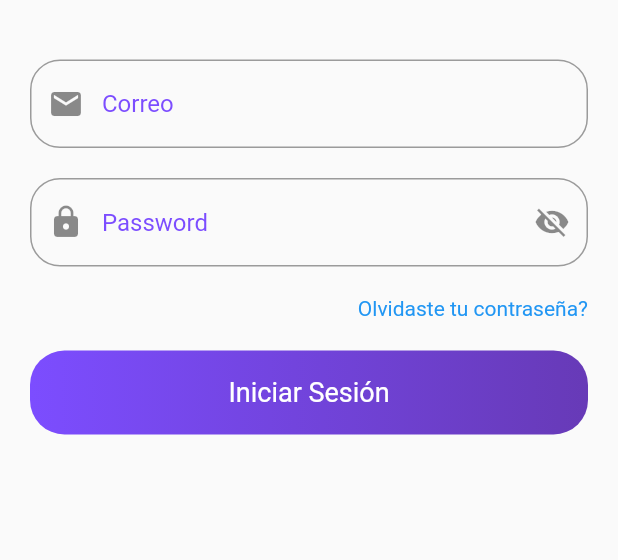
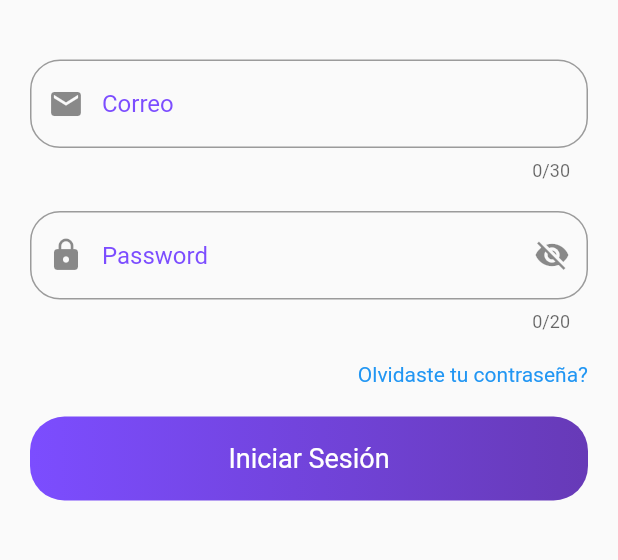
Before and after one commit to SanvicenteCesar/cdmapp, a Flutter app: the screen it shows after launch, on a phone screen of 412 x 824 dp, the part 344-904 px from its top. Run offline on Flutter 3.47's test engine with Material 2 defaults, Android fonts, the phone set to English and light mode, and no system bars; Roboto replaces fonts that are missing (Pacifico).

Commit message:
login listo

```diff
--- a/cdmapp/lib/class/pacienteclass.dart
+++ b/cdmapp/lib/class/pacienteclass.dart
@@ -0,0 +1,151 @@
+class Pacientes {
+  List<Paciente> items = new List();
+
+  Pacientes();
+
+  Pacientes.fromJsonList(List<dynamic> jsonList) {
+    if (jsonList == null) return;
+
+    for (var item in jsonList) {
+      final work = new Paciente.fromJson(item);
+      items.add(work);
+    } //fin for
+  }
+
+  Pacientes.fromJsonMap(decodedData); //fin constructor
+
+}
+
+class Paciente {
+  int id;
+  String name;
+  String dni;
+  int age;
+  String sex;
+  String mail;
+  String password;
+  String userType;
+  String username;
+  String phone;
+  String status;
+  String statusC;
+  String homeAddress;
+  String occupation;
+  String workAddress;
+  String mobile;
+  String birthplace;
+  String sentBy;
+  String dentalColor;
+  String familyNumber;
+  String numberEmergency;
+  String familyNumberHome;
+  String familyName;
+  String registradoPor;
+
+  Paciente({
+    this.id,
+    this.name,
+    this.dni,
+    this.age,
+    this.sex,
+    this.mail,
+    this.password,
+    this.userType,
+    this.username,
+    this.phone,
+    this.status,
+    this.statusC,
+    this.homeAddress,
+    this.occupation,
+    this.workAddress,
+    this.mobile,
+    this.birthplace,
+    this.sentBy,
+    this.dentalColor,
+    this.familyNumber,
+    this.numberEmergency,
+    this.familyNumberHome,
+    this.familyName,
+    this.registradoPor,
+  });
+
+  Paciente.fromJson(Map<String, dynamic> json) {
+    id = json["id"];
+    name = json["name"];
+    dni = json["dni"];
+    age = json["age"];
+    sex = json["sex"];
+    mail = json["mail"];
+    password = json["password"];
+    userType = json["userType"];
+    username = json["username"];
+    phone = json["phone"];
+    status = json["status"];
+     statusC = json["statusC"];
+    homeAddress = json["homeAddress"];
+    occupation = json["occupation"];
+    workAddress = json["workAddress"];
+    mobile = json["mobile"];
+    birthplace = json["birthplace"];
+    sentBy = json["sentBy"];
+    dentalColor = json["dentalColor"];
+    familyNumber = json["familyNumber"];
+    numberEmergency = json["numberEmergency"];
+    familyNumberHome = json["familyNumberHome"];
+     familyName = json["familyName"];
+    registradoPor = json["registradoPor"];
+  }
+  Paciente.mapeado(Map<String, dynamic> json) {
+    id = json["id"];
+    name = json["name"];
+    dni = json["dni"];
+    age = json["age"];
+    sex = json["sex"];
+    mail = json["mail"];
+    password = json["password"];
+    userType = json["userType"];
+    username = json["username"];
+    phone = json["phone"];
+    status = json["status"];
+     statusC = json["statusC"];
+    homeAddress = json["homeAddress"];
+    occupation = json["occupation"];
+    workAddress = json["workAddress"];
+    mobile = json["mobile"];
+    birthplace = json["birthplace"];
+    sentBy = json["sentBy"];
+    dentalColor = json["dentalColor"];
+    familyNumber = json["familyNumber"];
+    numberEmergency = json["numberEmergency"];
+    familyNumberHome = json["familyNumberHome"];
+     familyName = json["familyName"];
+    registradoPor = json["registradoPor"];
+  }
+
+  Map<String, dynamic> toMap() => {
+        "id": id,
+        "name": name,
+        "dni": dni,
+        "age": age,
+        "sex": sex,
+        "mail": mail,
+        "password": password,
+        "userType": userType,
+        "username": username,
+        "phone": phone,
+        "status": status,
+         "statusC": statusC,
+        "homeAddress": homeAddress,
+        "occupation": occupation,
+        "workAddress": workAddress,
+        "mobile": mobile,
+        "birthplace": birthplace,
+        "sentBy": sentBy,
+        "dentalColor": dentalColor,
+        "familyNumber": familyNumber,
+        "numberEmergency": numberEmergency,
+        "familyNumberHome": familyNumberHome,
+        "familyName": familyName,
+        "registradoPor": registradoPor,
+      };
+}
--- /dev/null
+++ b/cdmapp/lib/class/recipeclass.dart
@@ -0,0 +1,60 @@
+class Pacientes {
+  List<Paciente> items = new List();
+
+  Pacientes();
+
+  Pacientes.fromJsonList(List<dynamic> jsonList) {
+    if (jsonList == null) return;
+
+    for (var item in jsonList) {
+      final work = new Paciente.fromJson(item);
+      items.add(work);
+    } //fin for
+  }
+
+  Pacientes.fromJsonMap(decodedData); //fin constructor
+
+}
+
+class Paciente {
+  int id;
+  String rp;
+  String indicaciones;
+  String firma;
+  String idPatient;
+  String idDoctor;
+
+
+  Paciente({
+    this.id,
+    this.rp,
+    this.indicaciones,
+    this.firma,
+    this.idPatient,
+    this.idDoctor,
+
+  });
+
+  Paciente.fromJson(Map<dynamic, dynamic> json) {
+    id = json["id"];
+    rp = json["Rp"];
+    indicaciones = json["Indicaciones"];
+    firma = json["Firma"];
+    idPatient = json["idPatient"];
+    idDoctor = json["idDoctor"];
+
+  }
+  Paciente.mapeado(Map<String, dynamic> json) {
+    id = json["id"];
+  }
+
+  Map<String, dynamic> toMap() => {
+        "id": id,
+        "Rp": rp,
+        "Indicaciones": indicaciones,
+        "Firma": firma,
+        "idPatient": idPatient,
+        "idDoctor": idDoctor,
+
+      };
+}
--- a/cdmapp/lib/home.dart
+++ b/cdmapp/lib/home.dart
@@ -5,7 +5,6 @@ import 'package:cdmapp/vistasprincipales/presupuesto.dart';
 import 'package:cdmapp/vistasprincipales/recipe.dart';
 import 'package:cdmapp/vistasprincipales/seguimiento.dart';
 import 'package:flutter/material.dart';
-import 'package:curved_navigation_bar/curved_navigation_bar.dart';
 class Home extends StatefulWidget {
   @override
   _HomeState createState() => _HomeState();
@@ -20,7 +19,7 @@ class _HomeState extends State<Home> {
      Presupuesto(),
      Seguimiento()
    ];
-  GlobalKey _bottomNavigationKey = GlobalKey();
+
   @override
   Widget build(BuildContext context) {
     return Scaffold(
--- a/cdmapp/lib/login.dart
+++ b/cdmapp/lib/login.dart
@@ -1,6 +1,10 @@
+
+import 'dart:convert';
+
+import 'package:cdmapp/class/pacienteclass.dart';
 import 'package:cdmapp/home.dart';
 import 'package:flutter/material.dart';
-
+import 'package:http/http.dart' as http;
 
 class Login extends StatefulWidget {
   Login({Key key}) : super(key: key);
@@ -11,7 +15,9 @@ class Login extends StatefulWidget {
 
 class _LoginState extends State<Login> {
  bool _isHidden = true;
-
+ Paciente paciente = new Paciente();
+TextEditingController _controlleremail = new TextEditingController();
+  TextEditingController _controllerpassword = new TextEditingController();
   void _toggleVisibility() {
     setState(() {
       _isHidden = !_isHidden;
@@ -20,8 +26,6 @@ class _LoginState extends State<Login> {
 
   @override
   Widget build(BuildContext context) {
-    final screenWidth = MediaQuery.of(context).size.width;
-    final screenHeight = MediaQuery.of(context).size.height;
     return SafeArea(
       child: Scaffold(
         resizeToAvoidBottomPadding: false,
@@ -57,11 +61,11 @@ class _LoginState extends State<Login> {
                     SizedBox(
                       height: 40.0,
                     ),
-                    buildTextField("Correo"),
+                    buildTextField("Correo", 30, _controlleremail),
                     SizedBox(
                       height: 20.0,
                     ),
-                    buildTextField("Password"),
+                    buildTextField("Password", 20, _controllerpassword),
                     SizedBox(
                       height: 20.0,
                     ),
@@ -79,7 +83,7 @@ class _LoginState extends State<Login> {
                       ),
                     ),
                     SizedBox(height: 20.0),
-                    buildButtonContainer(),
+                    buildButtonContainer(context),
                     SizedBox(
                       height: 10.0,
                     ),
@@ -94,8 +98,10 @@ class _LoginState extends State<Login> {
     );
   }
 
-  Widget buildTextField(String hintText) {
+  Widget buildTextField(String hintText , int largo, TextEditingController controlador) {
     return TextField(
+      maxLength: largo,
+      controller: controlador,
       decoration: InputDecoration(
         fillColor: Colors.deepPurpleAccent,
         focusColor: Colors.deepPurpleAccent,
@@ -122,7 +128,7 @@ class _LoginState extends State<Login> {
     );
   }
 
-  Widget buildButtonContainer() {
+  Widget buildButtonContainer(BuildContext context) {
     return GestureDetector(
       child: Container(
         height: 56.0,
@@ -145,9 +151,48 @@ class _LoginState extends State<Login> {
         ),
       ),
       onTap: () {
-        Navigator.pop(context);
-        Navigator.push(context, MaterialPageRoute(builder: (_) => Home()));
+         _logindata(context);
       },
     );
   }
+   void _logindata(BuildContext context) async {
+    String url = "http://10.0.2.2:3000/patient/login";
+
+    http.post(url, headers: {
+      'Accept': 'application/json'
+    }, body: {
+      "username": _controlleremail.text,
+      "password": _controllerpassword.text,
+    }).then((response) {
+      if (response.contentLength > 1 ) {
+       final decodedData = jsonDecode(response.body);
+       final variable = new Paciente.mapeado(decodedData);
+        print("------------------");
+       print(variable);
+       Navigator.push(context, MaterialPageRoute(builder: (_) => Home()));
+       } else {
+       showDialog(
+          context: context,
+          builder: (BuildContext context) {
+          return AlertDialog(
+            title: Text("Usuario o contraseña Incorrecta"),
+            content: Text("Verifique con si doctor si posee cuenta registrada"),
+            actions: [
+              FlatButton(
+                child: Text("Aceptar"),
+                onPressed: () {
+                  Navigator.pop(context);
+                 },
+              ),
+            ],
+            );
+    },
+  );
+       }
+
+
+
+
+    });
+  }
 }
--- a/cdmapp/pubspec.yaml
+++ b/cdmapp/pubspec.yaml
@@ -25,6 +25,7 @@ dependencies:
   cupertino_icons: ^0.1.2
   flutter_launcher_icons: ^0.7.4
   curved_navigation_bar: ^0.3.2
+  http: ^0.12.0+4
 
 flutter_icons:
   image_path: "assets/icon.png"
```
Also changed, not shown: cdmapp/pubspec.lock.
